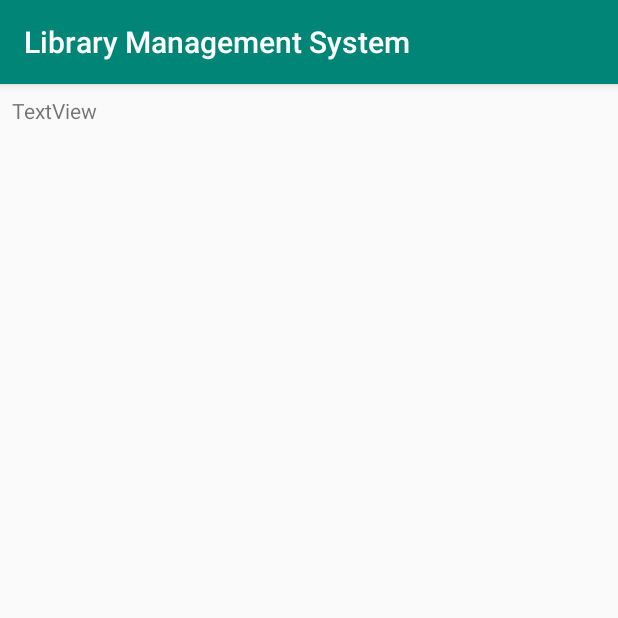
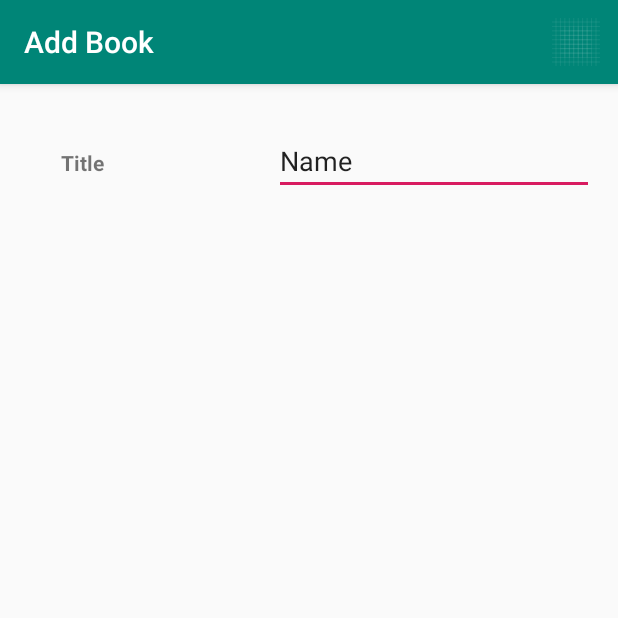
Before and after one commit to ANJANA-KUMARI/LibraryManagementSystem, an Android app: the screen it shows after launch (MainActivity before the commit, AddBookActivity after it), on a phone screen of 412 x 824 dp, the top half of it. Run offline under Robolectric (Android 15) with nearby library versions, the light colour scheme and no system bars.

Commit message:
[FEAT]Add book design

```diff
--- a/app/build.gradle
+++ b/app/build.gradle
@@ -27,4 +27,5 @@ dependencies {
     testImplementation 'junit:junit:4.12'
     androidTestImplementation 'androidx.test:runner:1.2.0'
     androidTestImplementation 'androidx.test.espresso:espresso-core:3.2.0'
+    implementation 'com.google.android.material:material:1.0.0'
 }
--- a/app/src/main/AndroidManifest.xml
+++ b/app/src/main/AndroidManifest.xml
@@ -9,13 +9,17 @@
         android:roundIcon="@mipmap/ic_launcher_round"
         android:supportsRtl="true"
         android:theme="@style/AppTheme">
-        <activity android:name=".MainActivity">
+        <activity android:name=".AddBookActivity">
             <intent-filter>
                 <action android:name="android.intent.action.MAIN" />
 
                 <category android:name="android.intent.category.LAUNCHER" />
             </intent-filter>
         </activity>
+
+        <activity android:name=".MainActivity">
+
+        </activity>
     </application>
 
 </manifest>
--- /dev/null
+++ b/app/src/main/java/com/example/librarymanagementsystem/AddBookActivity.java
@@ -0,0 +1,24 @@
+package com.example.librarymanagementsystem;
+
+import androidx.appcompat.app.AppCompatActivity;
+
+import android.os.Bundle;
+import android.view.Menu;
+import android.view.MenuInflater;
+
+public class AddBookActivity extends AppCompatActivity {
+
+    @Override
+    protected void onCreate(Bundle savedInstanceState) {
+        super.onCreate(savedInstanceState);
+        ((AddBookActivity)this).getSupportActionBar().setTitle("Add Book");
+        setContentView(R.layout.activity_add_book);
+    }
+
+    @Override
+    public boolean onCreateOptionsMenu(Menu menu) {
+        MenuInflater inflater = getMenuInflater();
+        inflater.inflate(R.menu.addbook, menu);
+        return true;
+    }
+}
--- /dev/null
+++ b/app/src/main/res/layout/activity_add_book.xml
@@ -0,0 +1,45 @@
+<?xml version="1.0" encoding="utf-8"?>
+<androidx.constraintlayout.widget.ConstraintLayout xmlns:android="http://schemas.android.com/apk/res/android"
+    xmlns:app="http://schemas.android.com/apk/res-auto"
+    xmlns:tools="http://schemas.android.com/tools"
+    android:id="@+id/constraintLayout"
+    android:layout_width="match_parent"
+    android:layout_height="match_parent"
+    android:orientation="vertical"
+    tools:context=".AddBookActivity">
+
+    <TextView
+        android:id="@+id/textView2"
+        android:layout_width="91dp"
+        android:layout_height="37dp"
+        android:layout_marginStart="16dp"
+        android:layout_marginLeft="16dp"
+        android:layout_marginTop="16dp"
+        android:layout_marginEnd="16dp"
+        android:layout_marginRight="16dp"
+        android:layout_marginBottom="16dp"
+        android:text="Title"
+        android:textStyle="bold"
+        app:layout_constraintBottom_toBottomOf="parent"
+        app:layout_constraintEnd_toEndOf="parent"
+        app:layout_constraintHorizontal_bias="0.086"
+        app:layout_constraintStart_toStartOf="parent"
+        app:layout_constraintTop_toTopOf="parent"
+        app:layout_constraintVertical_bias="0.038" />
+
+    <EditText
+        android:id="@+id/editText"
+        android:layout_width="wrap_content"
+        android:layout_height="wrap_content"
+        android:layout_marginStart="16dp"
+        android:layout_marginLeft="16dp"
+        android:layout_marginEnd="16dp"
+        android:layout_marginRight="16dp"
+        android:ems="10"
+        android:inputType="textPersonName"
+        android:text="Name"
+        app:layout_constraintBaseline_toBaselineOf="@+id/textView2"
+        app:layout_constraintEnd_toEndOf="parent"
+        app:layout_constraintHorizontal_bias="1.0"
+        app:layout_constraintStart_toEndOf="@+id/textView2" />
+</androidx.constraintlayout.widget.ConstraintLayout>
--- /dev/null
+++ b/app/src/main/res/menu/addbook.xml
@@ -0,0 +1,11 @@
+<menu xmlns:android="http://schemas.android.com/apk/res/android"
+    xmlns:app="http://schemas.android.com/apk/res-auto">
+
+<item
+    android:id="@+id/action_favorite"
+    android:icon="@drawable/ic_launcher_background"
+    android:title="@string/save_button"
+    app:showAsAction="ifRoom"/>
+
+
+</menu>
--- a/app/src/main/res/values/colors.xml
+++ b/app/src/main/res/values/colors.xml
@@ -3,4 +3,6 @@
     <color name="colorPrimary">#008577</color>
     <color name="colorPrimaryDark">#00574B</color>
     <color name="colorAccent">#D81B60</color>
+    <color name="button">#7E4BDA</color>
+    <color name="buttonText">#F6F5F8</color>
 </resources>
--- a/app/src/main/res/values/strings.xml
+++ b/app/src/main/res/values/strings.xml
@@ -1,3 +1,4 @@
 <resources>
     <string name="app_name">Library Management System</string>
+    <string name="save_button">Save</string>
 </resources>
```
Also changed, not shown: app/src/main/java/com/example/librarymanagementsystem/Book.java (added, +18 -0 lines), app/src/main/java/com/example/librarymanagementsystem/BookAdapter.java (added, +54 -0 lines), app/src/main/res/layout/book_view_holder.xml (added, +15 -0 lines).
